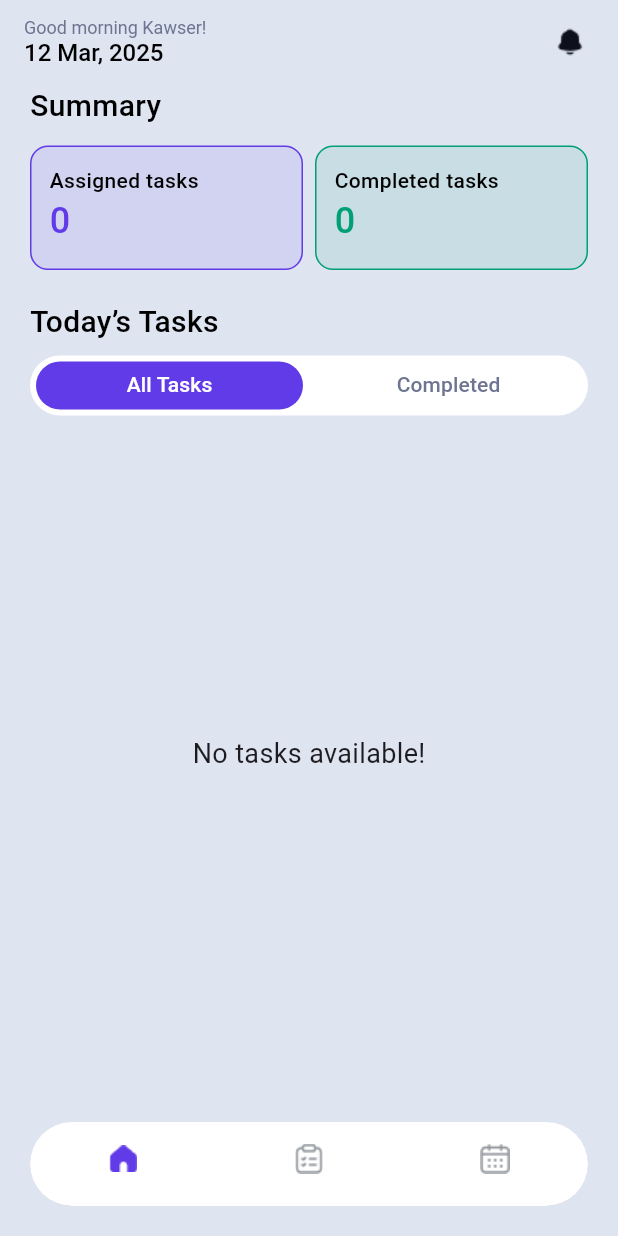
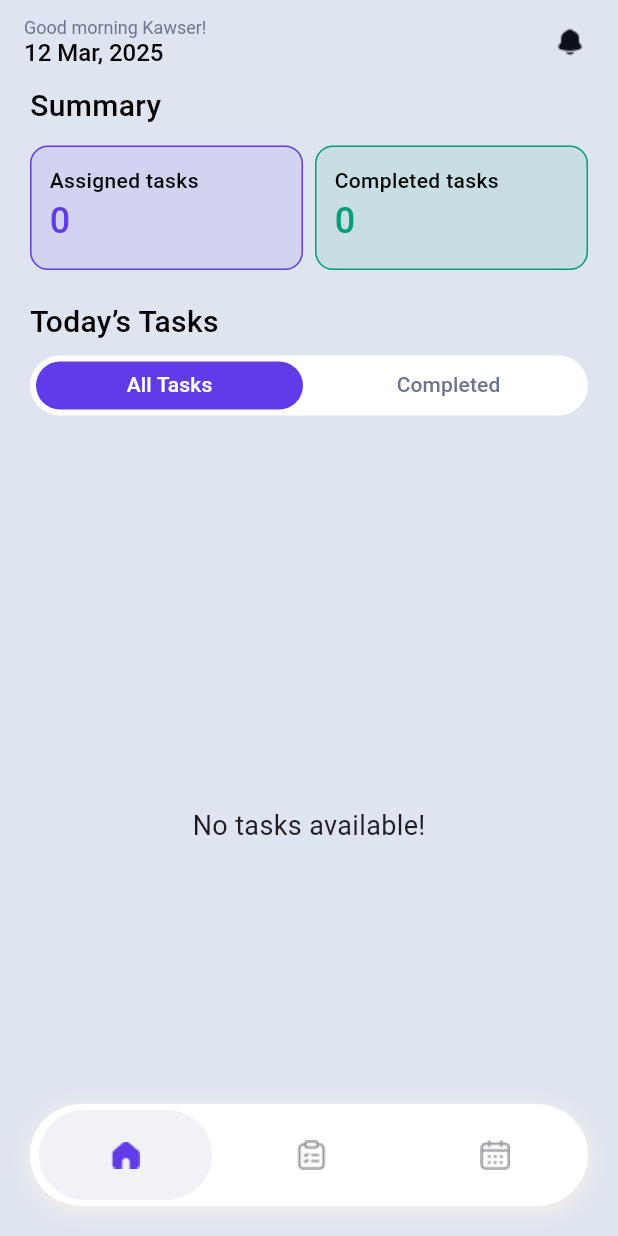
Before and after one commit to kawserfdev/Task-Management, a Flutter app: the screen it shows after launch, on a phone screen of 412 x 824 dp. Run offline on Flutter 3.47's test engine with Material 3 defaults, Android fonts, the phone set to English and light mode, and no system bars; our stand-ins replace flutter_riverpod, hive, hive_flutter, syncfusion_flutter_datepicker; accounts and stored records are empty.

Commit message:
Update NavBar and Task Complete

```diff
--- a/lib/app.dart
+++ b/lib/app.dart
@@ -19,48 +19,26 @@ class _DashBoardActivityState extends State<DashBoardActivity> {
     _selectedIndex = widget.initialIndex;
   }
 
+  List<String> navIconActive = [
+    "assets/images/home-active.png",
+    "assets/images/clipboard-active.png",
+    "assets/images/calendar-active.png",
+  ];
+  List<String> navIcon = [
+    "assets/images/home.png",
+    "assets/images/clipboard.png",
+    "assets/images/calendar.png",
+  ];
+
   @override
   Widget build(BuildContext context) {
     return Scaffold(
-      body: Center(child: _widgetOptions.elementAt(_selectedIndex)),
-      bottomNavigationBar:
-      //  FloatingActionButton(
-      //   onPressed: () {},
-      //   child: ClipRRect(
-      //     borderRadius: const BorderRadius.all(Radius.circular(141)),
-      //     child: BottomNavigationBar(
-      //       backgroundColor: Colors.white,
-      //       items: <BottomNavigationBarItem>[
-      //         BottomNavigationBarItem(
-      //           icon:
-      //               _selectedIndex == 0
-      //                   ? Image.asset("assets/images/home-active.png")
-      //                   : Image.asset("assets/images/home.png"),
-      //           label: "",
-      //         ),
-      //         BottomNavigationBarItem(
-      //           icon:
-      //               _selectedIndex == 1
-      //                   ? Image.asset("assets/images/clipboard-active.png")
-      //                   : Image.asset("assets/images/clipboard.png"),
-      //           label: "",
-      //         ),
-      //         BottomNavigationBarItem(
-      //           icon:
-      //               _selectedIndex == 2
-      //                   ? Image.asset("assets/images/calendar-active.png")
-      //                   : Image.asset("assets/images/calendar.png"),
-      //           label: "",
-      //         ),
-      //       ],
-      //       currentIndex: _selectedIndex,
-      //       showSelectedLabels: false,
-      //       showUnselectedLabels: false,
-      //       onTap: _onItemTapped,
-      //     ),
-      //   ),
-      // ),
-      CreateBottombar(context),
+      body: Stack(
+        children: [
+          Center(child: _widgetOptions.elementAt(_selectedIndex)),
+          Align(alignment: Alignment.bottomCenter, child: _navBar()),
+        ],
+      ),
     );
   }
 
@@ -72,44 +50,42 @@ class _DashBoardActivityState extends State<DashBoardActivity> {
     });
   }
 
-  // ignore: non_constant_identifier_names
-  Container CreateBottombar(BuildContext context) {
+  Widget _navBar() {
     return Container(
-      clipBehavior: Clip.none,
-      padding: EdgeInsets.all(20),
-      child: ClipRRect(
-        borderRadius: const BorderRadius.all(Radius.circular(141)),
-        child: BottomNavigationBar(
-          backgroundColor: Colors.white,
-          items: <BottomNavigationBarItem>[
-            BottomNavigationBarItem(
-              icon:
-                  _selectedIndex == 0
-                      ? Image.asset("assets/images/home-active.png")
-                      : Image.asset("assets/images/home.png"),
-              label: "",
+      height: 68,
+      margin: EdgeInsets.only(right: 20, left: 20, bottom: 20),
+      decoration: BoxDecoration(
+        color: Colors.white,
+        borderRadius: BorderRadius.circular(40),
+        boxShadow: [
+          BoxShadow(
+            color: Color(0xFFECECEC),
+            spreadRadius: 5,
+            blurRadius: 7,
+            offset: Offset(0, 3),
+          ),
+        ],
+      ),
+      child: Row(
+        crossAxisAlignment: CrossAxisAlignment.center,
+        mainAxisAlignment: MainAxisAlignment.spaceAround,
+        children: List.generate(navIcon.length, (index) {
+          bool isSelected = _selectedIndex == index;
+          return GestureDetector(
+            onTap: () => _onItemTapped(index),
+            child: Container(
+              height: 60,
+              decoration: BoxDecoration(
+                color: isSelected ? Color(0xFFF0F2F8) : null,
+                borderRadius: BorderRadius.circular(40),
+              ),
+              padding: const EdgeInsets.symmetric(horizontal: 26),
+              child: Image.asset(
+                isSelected ? navIconActive[index] : navIcon[index],
+              ),
             ),
-            BottomNavigationBarItem(
-              icon:
-                  _selectedIndex == 1
-                      ? Image.asset("assets/images/clipboard-active.png")
-                      : Image.asset("assets/images/clipboard.png"),
-              label: "",
-            ),
-            BottomNavigationBarItem(
-              icon:
-                  _selectedIndex == 2
-                      ? Image.asset("assets/images/calendar-active.png")
-                      : Image.asset("assets/images/calendar.png"),
-              label: "",
-            ),
-          ],
-
-          currentIndex: _selectedIndex,
-          showSelectedLabels: false,
-          showUnselectedLabels: false,
-          onTap: _onItemTapped,
-        ),
+          );
+        }),
       ),
     );
   }
```
Also changed, not shown: pubspec.lock.
